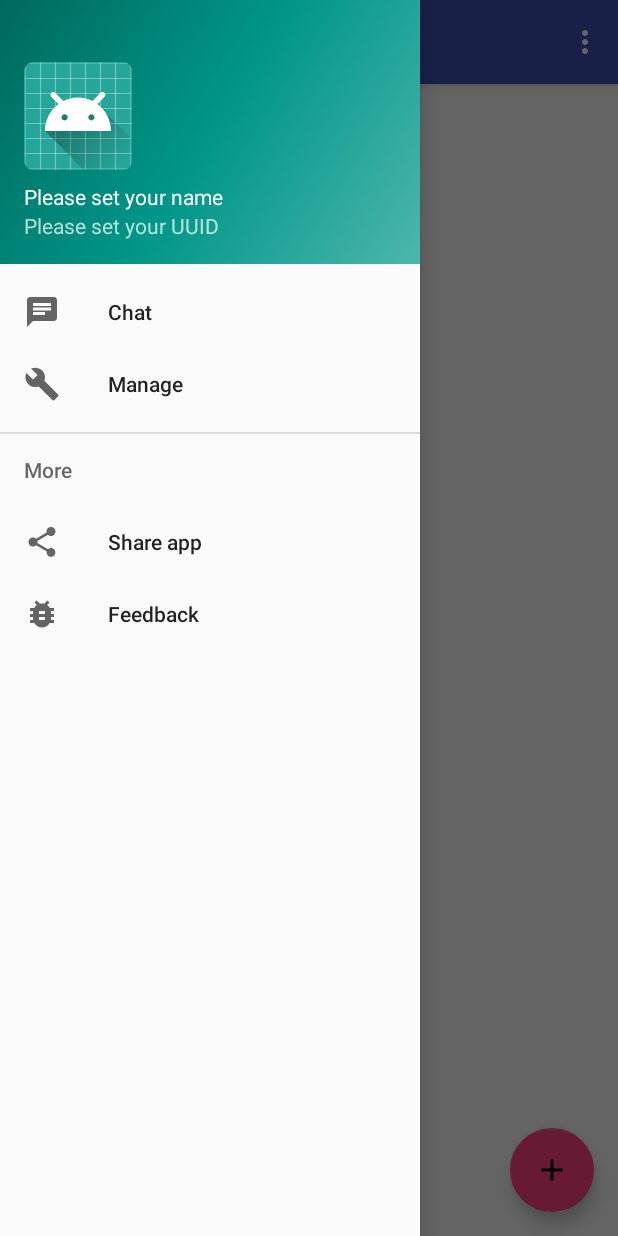
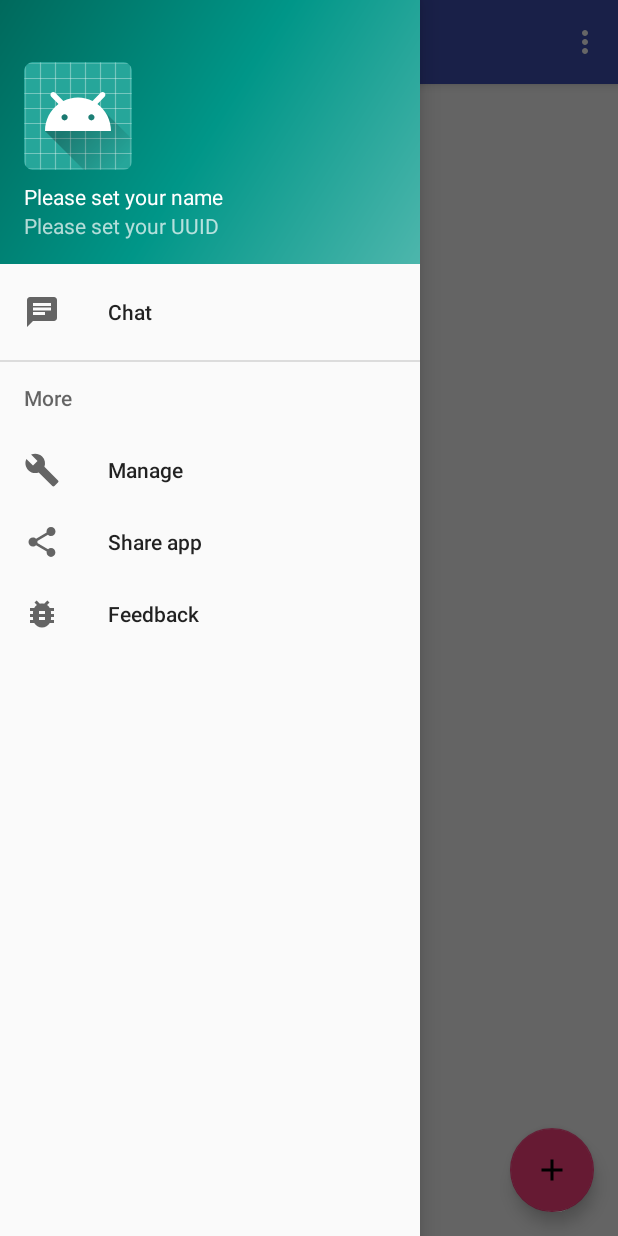
Before and after one commit to Reavershark/meshdevice-android, an Android app: the screen it shows after launch (MainActivity), with the side drawer open, on a phone screen of 412 x 824 dp. Run offline under Robolectric (Android 15) with nearby library versions, the phone set to English and light mode, and no system bars.

Commit message:
Attempting settings

```diff
--- a/app/build.gradle
+++ b/app/build.gradle
@@ -9,6 +9,7 @@ android {
         versionCode 1
         versionName "1.0"
         testInstrumentationRunner "android.support.test.runner.AndroidJUnitRunner"
+        vectorDrawables.useSupportLibrary = true
     }
     buildTypes {
         release {
@@ -23,6 +24,8 @@ dependencies {
     implementation 'com.android.support:appcompat-v7:26.1.0'
     implementation 'com.android.support:design:26.1.0'
     implementation 'com.android.support.constraint:constraint-layout:1.0.2'
+    implementation 'com.android.support:support-v4:26.1.0'
+    implementation 'com.android.support:support-vector-drawable:26.1.0'
     testImplementation 'junit:junit:4.12'
     androidTestImplementation 'com.android.support.test:runner:1.0.1'
     androidTestImplementation 'com.android.support.test.espresso:espresso-core:3.0.1'
--- a/app/src/main/AndroidManifest.xml
+++ b/app/src/main/AndroidManifest.xml
@@ -19,7 +19,7 @@
                 <category android:name="android.intent.category.LAUNCHER" />
             </intent-filter>
         </activity>
-        <activity android:name=".MessageFormActivity"></activity>
+        <activity android:name=".MessageFormActivity" />
     </application>
 
 </manifest>
--- a/app/src/main/java/org/node/meshproject/MainActivity.java
+++ b/app/src/main/java/org/node/meshproject/MainActivity.java
@@ -23,6 +23,7 @@ public class MainActivity extends AppCompatActivity implements NavigationView.On
 
     // Messages
     private static final int MESSAGE_FORM_REQUEST_CODE = 0;
+    private static final int MANAGE_REQUEST_CODE = 1;
     ArrayList<String> messagesList = new ArrayList<>();
     ListView messages;
     ArrayAdapter messagesArrayAdapter;
@@ -86,18 +87,17 @@ public class MainActivity extends AppCompatActivity implements NavigationView.On
         // Handle navigation view item clicks here.
         int id = item.getItemId();
 
+        // TODO: Create actual navigation menu's using the drawer
         if (id == R.id.nav_chat) {
-            // TODO: Create multiple menu's using the drawer
 
         } else if (id == R.id.nav_manage) {
-
+            // TODO: User settings
         } else if (id == R.id.nav_share) {
-            //TODO: Share app executable or it's link
+            // TODO: Share actual app form /data/app/org.node.meshproject-1.apk
             Intent browserIntent = new Intent(Intent.ACTION_VIEW, Uri.parse("https://github.com/Reavershark/meshdevice-android/releases"));
             startActivity(browserIntent);
         } else if (id == R.id.nav_feedback) {
-            //TODO: Proper link
-            Intent browserIntent = new Intent(Intent.ACTION_VIEW, Uri.parse("https://github.com/Reavershark/meshdevice-android"));
+            Intent browserIntent = new Intent(Intent.ACTION_VIEW, Uri.parse("https://github.com/Reavershark/meshdevice-android/issues"));
             startActivity(browserIntent);
         }
 
--- a/app/src/main/res/menu/activity_main_drawer.xml
+++ b/app/src/main/res/menu/activity_main_drawer.xml
@@ -8,14 +8,14 @@
             android:id="@+id/nav_chat"
             android:icon="@drawable/ic_chat"
             android:title="@string/chat" />
-        <item
-            android:id="@+id/nav_manage"
-            android:icon="@drawable/ic_manage"
-            android:title="@string/manage" />
     </group>
 
     <item android:title="@string/more">
         <menu>
+            <item
+                android:id="@+id/nav_manage"
+                android:icon="@drawable/ic_manage"
+                android:title="@string/manage" />
             <item
                 android:id="@+id/nav_share"
                 android:icon="@drawable/ic_share"
```
